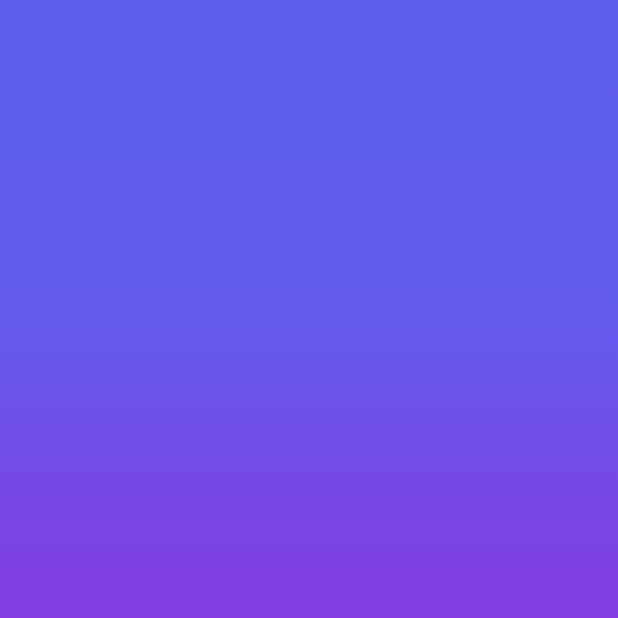
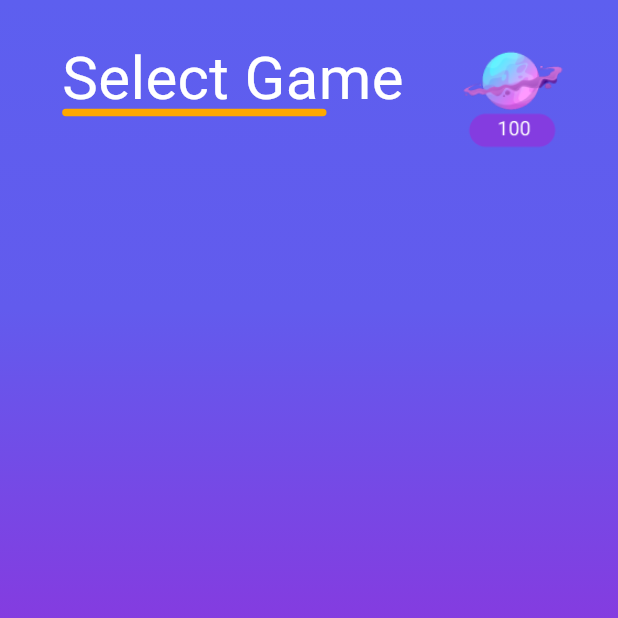
Before and after one commit to mido4315/TicTacToe, a Flutter app: the screen it shows after launch, on a phone screen of 412 x 824 dp, the top half of it. Run offline on Flutter 3.47's test engine with Material 2 defaults, Android fonts, the light colour scheme and no system bars; our stand-ins replace flutter_screenutil, go_router, google_fonts.

Commit message:
create select_game_header.dart

```diff
--- a/lib/features/select game/presentation/select_game.dart
+++ b/lib/features/select game/presentation/select_game.dart
@@ -1,5 +1,7 @@
 import 'package:flutter/material.dart';
 import 'package:tic_tac_toe/core/constants/colors.dart';
+
+import 'widgets/select_game_header.dart';
 
 class SelectGame extends StatelessWidget {
   const SelectGame({Key? key}) : super(key: key);
@@ -7,16 +9,21 @@ class SelectGame extends StatelessWidget {
   @override
   Widget build(BuildContext context) {
     return Scaffold(
-        body: Container(
-          decoration: const BoxDecoration(
-            gradient: MainColor.backgroundGradient,
-          ),
-          // padding: const EdgeInsets.fromLTRB(10, 0, 10, 0),
-          child: const Center(
+      body: Container(
+        decoration: const BoxDecoration(
+          gradient: MainColor.backgroundGradient,
+        ),
+        // padding: const EdgeInsets.fromLTRB(10, 0, 10, 0),
+        child: const SafeArea(
+          child: Center(
             child: Column(
-              children: [],
+              children: [
+                SelectGameHeader(),
+              ],
             ),
           ),
-        ));
+        ),
+      ),
+    );
   }
 }
--- /dev/null
+++ b/lib/features/select game/presentation/widgets/select_game_header.dart
@@ -0,0 +1,47 @@
+import 'package:flutter/material.dart';
+import 'package:flutter_screenutil/flutter_screenutil.dart';
+
+class SelectGameHeader extends StatelessWidget {
+  const SelectGameHeader({
+    super.key,
+  });
+
+  @override
+  Widget build(BuildContext context) {
+    return Row(
+      mainAxisAlignment: MainAxisAlignment.center,
+      children: [
+        SizedBox(
+          width: 25.w,
+        ),
+        Column(
+          mainAxisAlignment: MainAxisAlignment.start,
+          crossAxisAlignment: CrossAxisAlignment.start,
+          children: [
+            const Align(
+              heightFactor: 0.7,
+              child: Text(
+                'Select Game',
+                style: TextStyle(fontSize: 40, color: Colors.white),
+              ),
+            ),
+            SizedBox(
+              width: 154.w,
+              child: Container(
+                height: 5.0,
+                decoration: BoxDecoration(
+                    color: const Color(0xFFFFA800),
+                    borderRadius: BorderRadius.circular(16)),
+              ),
+            ),
+          ],
+        ),
+        Image.asset(
+          height: 110,
+          width: 130,
+          'assets/icons/select game.png',
+        ),
+      ],
+    );
+  }
+}
```
